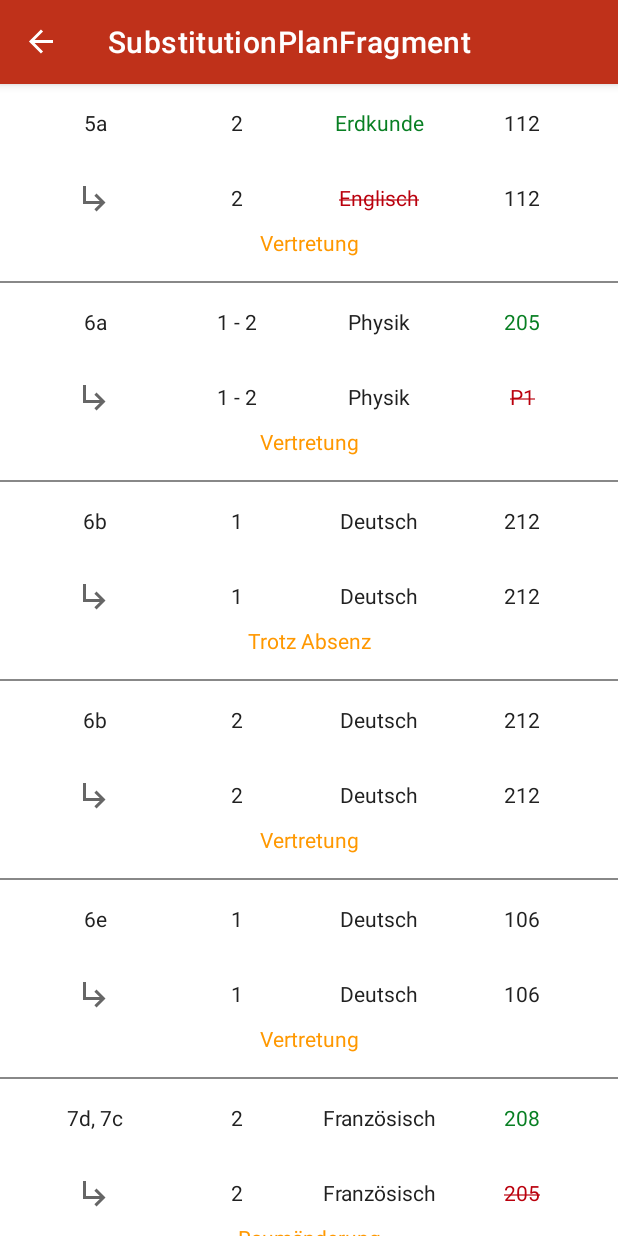
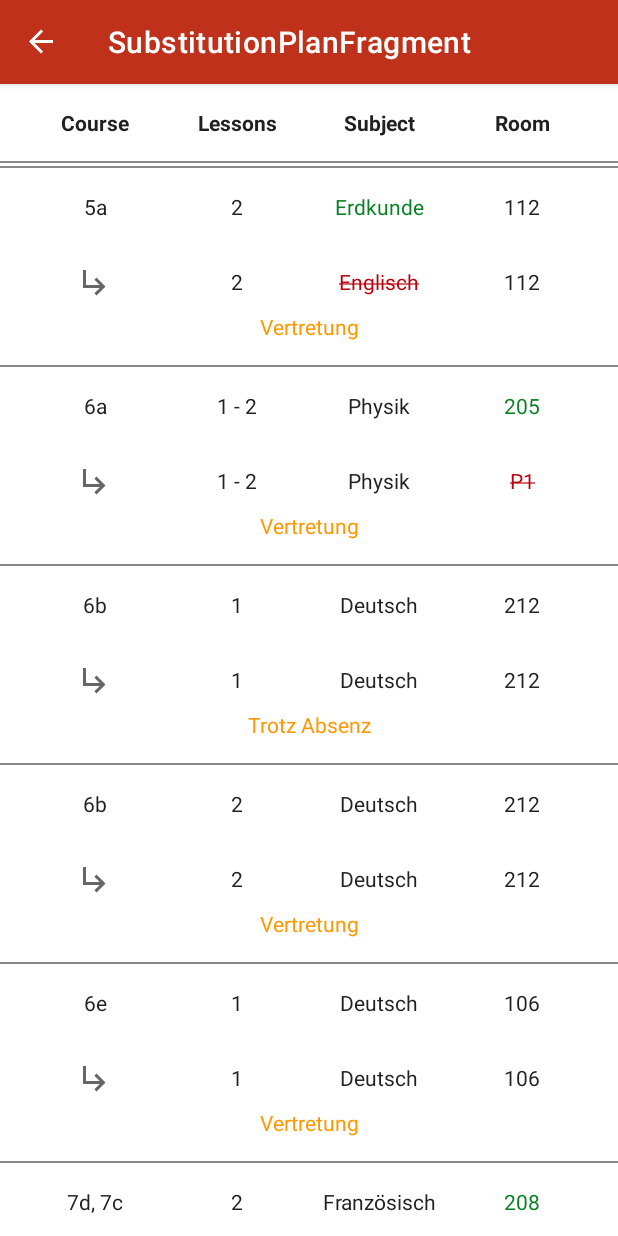
Before and after one commit to C0rr4do/ETS, an Android app: the SubstitutionPlanFragment screen opened through its navigation route, on a phone screen of 412 x 824 dp. Run offline under Robolectric (Android 15) with nearby library versions, the phone set to English and light mode, and no system bars; our stand-ins replace data binding, navigation-ui; plain views replace ExpansionHeader, ExpansionLayout.

Commit message:
added substitution plan headers & fixed strike-through-data-binding bug

```diff
--- a/etsapp/app/src/main/java/com/ets/app/utils/BindingUtil.kt
+++ b/etsapp/app/src/main/java/com/ets/app/utils/BindingUtil.kt
@@ -46,17 +46,18 @@ fun TextView.setCorrect(value: Correctness) {
     when (value) {
         Correctness.CORRECT -> {
             setTextColor(ContextCompat.getColor(context, R.color.correct))
-            paintFlags = paintFlags
+            paintFlags = paintFlags and Paint.STRIKE_THRU_TEXT_FLAG.inv()
         }
         Correctness.INCORRECT -> {
             setTextColor(ContextCompat.getColor(context, R.color.incorrect))
             paintFlags = paintFlags or Paint.STRIKE_THRU_TEXT_FLAG
         }
         Correctness.NONE -> {
+            // Retrieve default textColor of theme
             val themeTextColor = TypedValue()
             context.theme.resolveAttribute(android.R.attr.textColor, themeTextColor, true)
             setTextColor(themeTextColor.data)
-            paintFlags = paintFlags
+            paintFlags = paintFlags and Paint.STRIKE_THRU_TEXT_FLAG.inv()
         }
     }
 }
--- a/etsapp/app/src/main/res/layout/fragment_substitution_plan.xml
+++ b/etsapp/app/src/main/res/layout/fragment_substitution_plan.xml
@@ -1,24 +1,84 @@
 <?xml version="1.0" encoding="utf-8"?>
 <layout xmlns:android="http://schemas.android.com/apk/res/android"
-    xmlns:app="http://schemas.android.com/apk/res-auto"
-    xmlns:tools="http://schemas.android.com/tools">
+    xmlns:app="http://schemas.android.com/apk/res-auto">
 
     <data>
 
     </data>
 
-    <androidx.constraintlayout.widget.ConstraintLayout
+    <com.google.android.material.circularreveal.CircularRevealLinearLayout
         android:layout_width="match_parent"
-        android:layout_height="match_parent">
+        android:layout_height="match_parent"
+        android:orientation="vertical">
+
+        <com.google.android.material.circularreveal.CircularRevealLinearLayout
+            android:layout_width="match_parent"
+            android:padding="@dimen/default_padding"
+            android:layout_height="wrap_content">
+
+            <com.google.android.material.textview.MaterialTextView
+                android:id="@+id/textViewCourse"
+                android:layout_width="0dp"
+                android:layout_height="wrap_content"
+                android:text="@string/course"
+                android:textStyle="bold"
+                android:layout_weight="0.25"
+                android:gravity="center"
+                android:singleLine="true"
+                android:textSize="@dimen/default_text_size"/>
+
+            <com.google.android.material.textview.MaterialTextView
+                android:id="@+id/textViewSubLessons"
+                android:layout_width="0dp"
+                android:text="@string/lessons"
+                android:layout_height="wrap_content"
+                android:layout_gravity="center_vertical"
+                android:layout_weight="0.25"
+                android:gravity="center"
+                android:singleLine="true"
+                android:textStyle="bold"
+                android:textSize="@dimen/default_text_size" />
+
+            <com.google.android.material.textview.MaterialTextView
+                android:id="@+id/textViewSubSubject"
+                android:text="@string/subject"
+                android:layout_width="0dp"
+                android:layout_height="wrap_content"
+                android:layout_gravity="center_vertical"
+                android:layout_weight="0.25"
+                android:gravity="center"
+                android:textStyle="bold"
+                android:singleLine="true"
+                android:textSize="@dimen/default_text_size"/>
+
+            <com.google.android.material.textview.MaterialTextView
+                android:id="@+id/textViewSubRoomID"
+                android:text="@string/room"
+                android:layout_width="0dp"
+                android:textStyle="bold"
+                android:layout_height="wrap_content"
+                android:layout_gravity="center_vertical"
+                android:layout_weight="0.25"
+                android:gravity="center"
+                android:singleLine="true"
+                android:textSize="@dimen/default_text_size" />
+        </com.google.android.material.circularreveal.CircularRevealLinearLayout>
+
+        <View
+            android:layout_width="match_parent"
+            android:layout_height="1dp"
+            android:background="@color/list_divider" />
+
+        <View
+            android:layout_width="match_parent"
+            android:layout_height="1dp"
+            android:layout_marginTop="2dp"
+            android:background="@color/list_divider" />
 
         <androidx.recyclerview.widget.RecyclerView
             android:id="@+id/recyclerViewSubstitutions"
-            android:layout_width="0dp"
-            android:layout_height="0dp"
-            app:layoutManager="androidx.recyclerview.widget.LinearLayoutManager"
-            app:layout_constraintBottom_toBottomOf="parent"
-            app:layout_constraintEnd_toEndOf="parent"
-            app:layout_constraintStart_toStartOf="parent"
-            app:layout_constraintTop_toTopOf="parent" />
-    </androidx.constraintlayout.widget.ConstraintLayout>
+            android:layout_width="match_parent"
+            android:layout_height="wrap_content"
+            app:layoutManager="androidx.recyclerview.widget.LinearLayoutManager" />
+    </com.google.android.material.circularreveal.CircularRevealLinearLayout>
 </layout>
--- a/etsapp/app/src/main/res/values/strings.xml
+++ b/etsapp/app/src/main/res/values/strings.xml
@@ -16,4 +16,8 @@
     <string name="attachment_summary_on">Automatically download attachments for incoming emails
     </string>
     <string name="attachment_summary_off">Only download attachments when manually requested</string>
+    <string name="course">Course</string>
+    <string name="lessons">Lessons</string>
+    <string name="subject">Subject</string>
+    <string name="room">Room</string>
 </resources>
```
